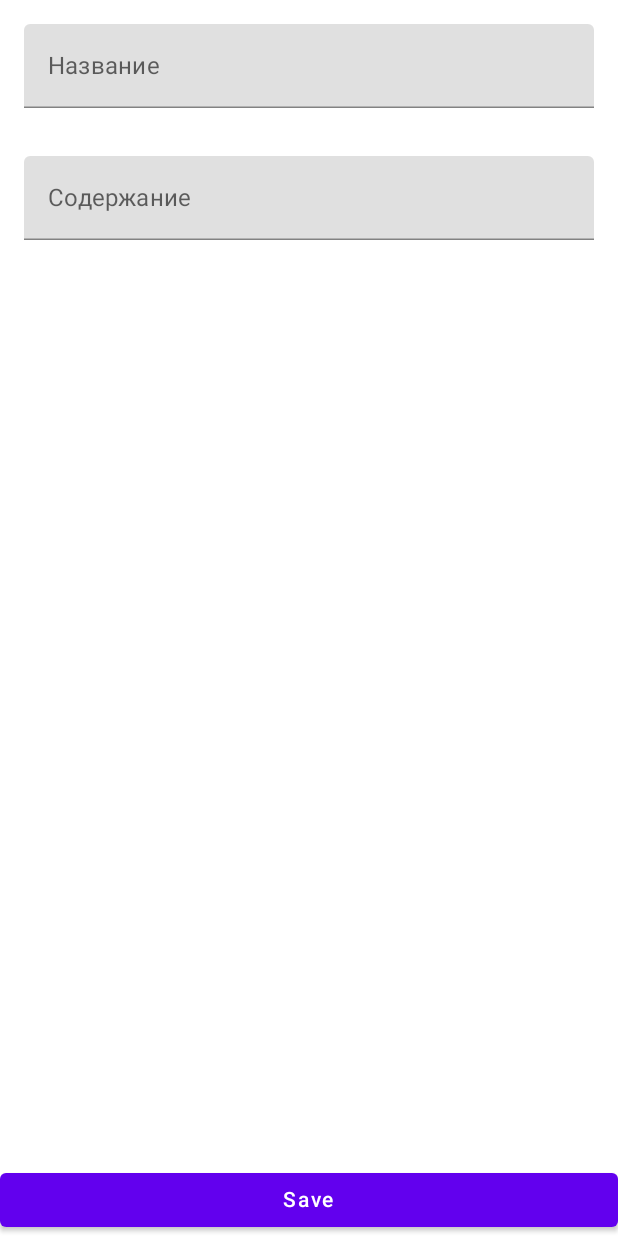
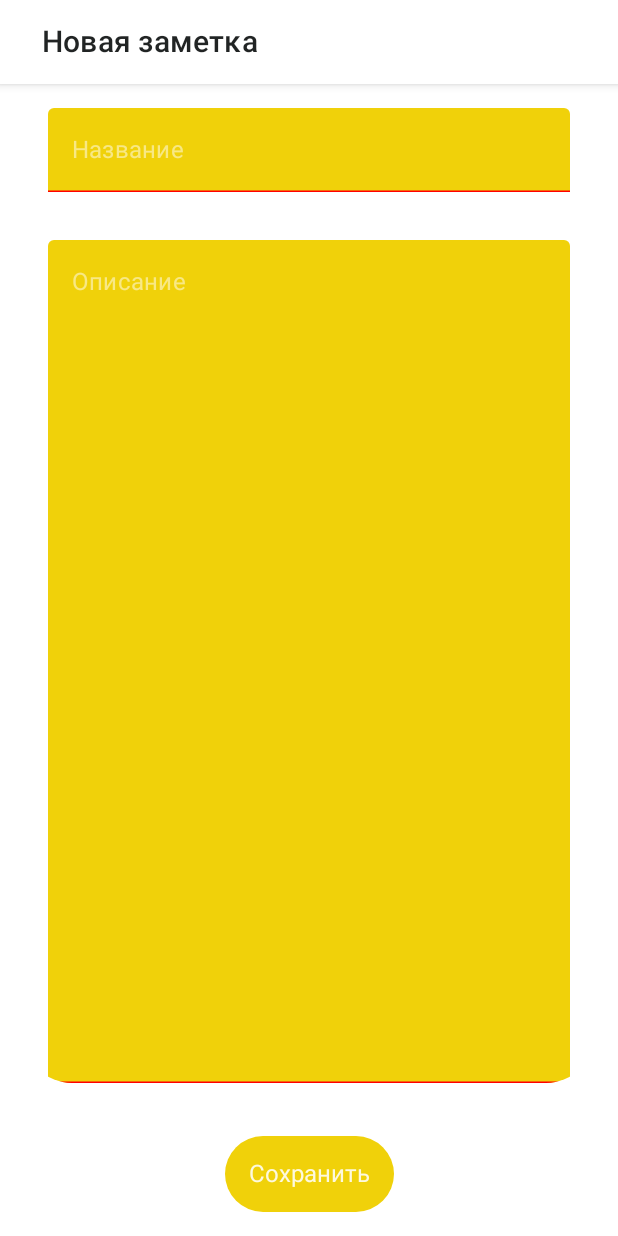
Before and after one commit to VitalyPerm/INotes, an Android app built with Jetpack Compose: the composable NoteInfoScreen shown on its own in the app's theme, on a phone screen of 412 x 824 dp. Run offline under Robolectric (Android 15) with nearby library versions, the phone set to English and light mode, and no system bars; our stand-ins replace Dagger/Hilt's generated code, Room's generated code, accompanist; libraries missing offline, so code that uses them is left out: com.ramcosta.composedestinations; 1 statement that could not run was skipped.

Commit message:
in progress

```diff
--- a/app/build.gradle
+++ b/app/build.gradle
@@ -68,6 +68,8 @@ dependencies {
     implementation "androidx.compose.material:material:$compose_version"
     implementation "androidx.compose.ui:ui-tooling-preview:$compose_version"
     debugImplementation "androidx.compose.ui:ui-tooling:$compose_version"
+    implementation "com.google.accompanist:accompanist-insets:0.23.1"
+    implementation "com.google.accompanist:accompanist-systemuicontroller:0.23.1"
 
     // Room
     implementation "androidx.room:room-runtime:2.4.2"
--- /dev/null
+++ b/app/src/main/java/com/elvitalya/notes/presentation/Core.kt
@@ -0,0 +1,32 @@
+package com.elvitalya.notes.presentation
+
+import androidx.compose.foundation.layout.RowScope
+import androidx.compose.foundation.layout.padding
+import androidx.compose.material.MaterialTheme
+import androidx.compose.material.Text
+import androidx.compose.material.TopAppBar
+import androidx.compose.runtime.Composable
+import androidx.compose.ui.Modifier
+import androidx.compose.ui.unit.dp
+import com.google.accompanist.insets.statusBarsPadding
+
+@Composable
+fun TopBar(
+    title: String,
+    actions: @Composable RowScope.() -> Unit = {}
+) {
+    TopAppBar(
+        modifier = Modifier
+            .statusBarsPadding(),
+        backgroundColor = MaterialTheme.colors.primary,
+        contentColor = MaterialTheme.colors.secondary,
+        title = {
+            Text(
+                text = title,
+                modifier = Modifier
+                    .padding(start = 12.dp)
+            )
+        },
+        actions = actions
+    )
+}
--- a/app/src/main/java/com/elvitalya/notes/presentation/notes_info/NoteInfoScreen.kt
+++ b/app/src/main/java/com/elvitalya/notes/presentation/notes_info/NoteInfoScreen.kt
@@ -1,18 +1,33 @@
 package com.elvitalya.notes.presentation.notes_info
 
 import android.util.Log
+import androidx.compose.foundation.background
+import androidx.compose.foundation.clickable
 import androidx.compose.foundation.layout.*
-import androidx.compose.material.Button
-import androidx.compose.material.Text
-import androidx.compose.material.TextField
+import androidx.compose.foundation.rememberScrollState
+import androidx.compose.foundation.shape.CircleShape
+import androidx.compose.foundation.shape.RoundedCornerShape
+import androidx.compose.foundation.verticalScroll
+import androidx.compose.material.*
+import androidx.compose.material.icons.Icons
+import androidx.compose.material.icons.filled.Add
 import androidx.compose.runtime.Composable
 import androidx.compose.ui.Alignment
 import androidx.compose.ui.Modifier
+import androidx.compose.ui.draw.clip
+import androidx.compose.ui.graphics.Color
+import androidx.compose.ui.res.stringResource
 import androidx.compose.ui.text.TextStyle
 import androidx.compose.ui.tooling.preview.Preview
 import androidx.compose.ui.unit.dp
 import androidx.hilt.navigation.compose.hiltViewModel
+import com.elvitalya.notes.R
+import com.elvitalya.notes.presentation.TopBar
+import com.elvitalya.notes.presentation.destinations.NoteInfoScreenDestination
 import com.elvitalya.notes.ui.theme.Purple700
+import com.google.accompanist.insets.ProvideWindowInsets
+import com.google.accompanist.insets.navigationBarsWithImePadding
+import com.google.accompanist.insets.statusBarsPadding
 import com.ramcosta.composedestinations.annotation.Destination
 import com.ramcosta.composedestinations.navigation.DestinationsNavigator
 
@@ -25,9 +40,14 @@ fun NoteInfoScreen(
     viewModel: NotesInfoScreenViewModel = hiltViewModel(),
     navigator: DestinationsNavigator
 ) {
+    val state = viewModel.state
 
-    var state = viewModel.state
-
+    Scaffold(
+        topBar = {
+            TopBar(title = stringResource(id = R.string.note_detail_title))
+        },
+        backgroundColor = MaterialTheme.colors.primary
+    ) {
         Box(
             modifier = Modifier
                 .fillMaxSize()
@@ -35,8 +55,9 @@ fun NoteInfoScreen(
 
             Column(
                 Modifier
+                    .align(Alignment.TopCenter)
                     .fillMaxWidth()
-                .align(Alignment.TopCenter)
+                    .padding(horizontal = 16.dp)
             ) {
                 TextField(
                     modifier = Modifier
@@ -44,11 +65,16 @@ fun NoteInfoScreen(
                         .padding(16.dp),
                     value = state.title,
                     onValueChange = {
-                    Log.d(TAG, "NoteInfoScreen: onValueChange $it")
                         viewModel.onEvent(NoteInfoEvent.TitleChanged(it))
                     },
-                textStyle = TextStyle(
-                    color = Purple700
+                    colors = TextFieldDefaults.textFieldColors(
+                        backgroundColor = MaterialTheme.colors.background,
+                        placeholderColor = MaterialTheme.colors.primary.copy(alpha = 0.5f),
+                        textColor = MaterialTheme.colors.primary,
+                        focusedIndicatorColor = Color.Transparent,
+                        unfocusedIndicatorColor = Color.Red,
+                        disabledIndicatorColor = Color.LightGray
+
                     ),
                     placeholder = {
                         Text(text = "Название")
@@ -58,27 +84,48 @@ fun NoteInfoScreen(
                 TextField(
                     modifier = Modifier
                         .fillMaxWidth()
-                    .padding(16.dp),
+                        .fillMaxHeight(0.85f)
+                        .navigationBarsWithImePadding()
+                        .clip(RoundedCornerShape(32.dp))
+                        .padding(horizontal = 16.dp)
+                        .padding(top = 16.dp),
                     value = viewModel.state.description,
                     onValueChange = {
                         viewModel.onEvent(NoteInfoEvent.DescriptionChanged(it))
                     },
                     placeholder = {
-                    Text(text = "Содержание")
-                })
+                        Text(text = stringResource(id = R.string.desc))
+                    },
+                    colors = TextFieldDefaults.textFieldColors(
+                        backgroundColor = MaterialTheme.colors.background,
+                        placeholderColor = MaterialTheme.colors.primary.copy(alpha = 0.5f),
+                        textColor = MaterialTheme.colors.primary,
+                        focusedIndicatorColor = Color.Transparent,
+                        unfocusedIndicatorColor = Color.Red,
+                        disabledIndicatorColor = Color.LightGray
+
+                    )
+                )
             }
 
-        Button(
-            onClick = {
+            Box(
+                modifier = Modifier
+                    .navigationBarsWithImePadding()
+                    .padding(bottom = 16.dp)
+                    .clip(CircleShape)
+                    .background(MaterialTheme.colors.background)
+                    .clickable {
                         viewModel.onEvent(NoteInfoEvent.Insert)
                         navigator.navigateUp()
-            },
-            modifier = Modifier
-                .fillMaxWidth()
+                    }
                     .align(Alignment.BottomCenter)
             ) {
-            Text(text = "Save")
+                Text(
+                    text = stringResource(id = R.string.save),
+                    modifier = Modifier
+                        .padding(16.dp)
+                )
             }
         }
-
     }
+}
--- a/app/src/main/res/values/strings.xml
+++ b/app/src/main/res/values/strings.xml
@@ -1,3 +1,8 @@
 <resources>
-    <string name="app_name">Notes</string>
+    <string name="app_name">Заметки</string>
+    <string name="note_list_title">Заметки</string>
+    <string name="note_detail_title">Новая заметка</string>
+    <string name="save">Сохранить</string>
+    <string name="desc">Описание</string>
+
 </resources>
```
Also changed, not shown: app/src/main/java/com/elvitalya/notes/MainActivity.kt (+23 -1 lines), app/src/main/java/com/elvitalya/notes/presentation/notes_list/NotesListScreen.kt (+21 -8 lines), app/src/main/java/com/elvitalya/notes/ui/theme/Color.kt (+14 -1 lines), app/src/main/java/com/elvitalya/notes/ui/theme/Theme.kt (+7 -15 lines). Lines whose indentation alone changed are shown as unchanged.
